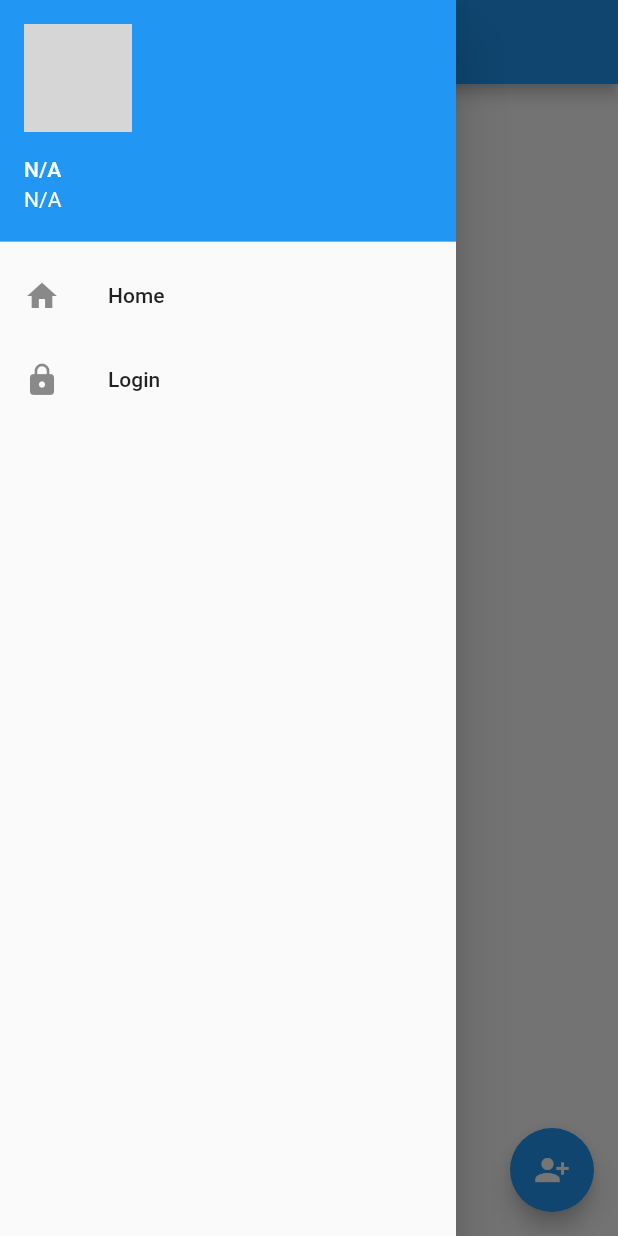
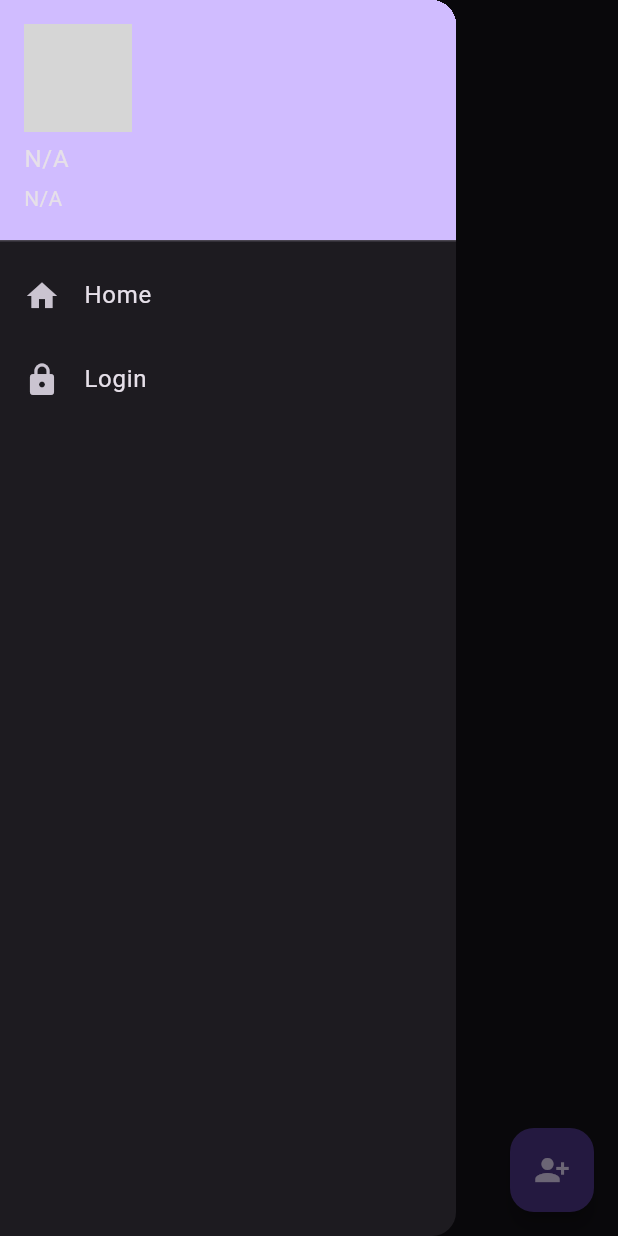
Before and after one commit to Bk2109/64107667_CRUD, a Flutter app: the screen it shows after launch, with the side drawer open, on a phone screen of 412 x 824 dp. Run offline on Flutter 3.47's test engine with Material 2 defaults, Android fonts, the phone set to English and light mode, and no system bars; our stand-ins replace email_validator; accounts and stored records are empty; network calls fail; grey boxes are pictures that could not be loaded.

Commit message:
add dark theme

```diff
--- a/lib/main.dart
+++ b/lib/main.dart
@@ -14,6 +14,7 @@ class MainApp extends StatelessWidget {
   Widget build(BuildContext context) {
     return MaterialApp(
       debugShowCheckedModeBanner: false,
+      theme: ThemeData.dark(useMaterial3: true),
       title: 'User CRUD',
       initialRoute: '/',
       routes: {
```
